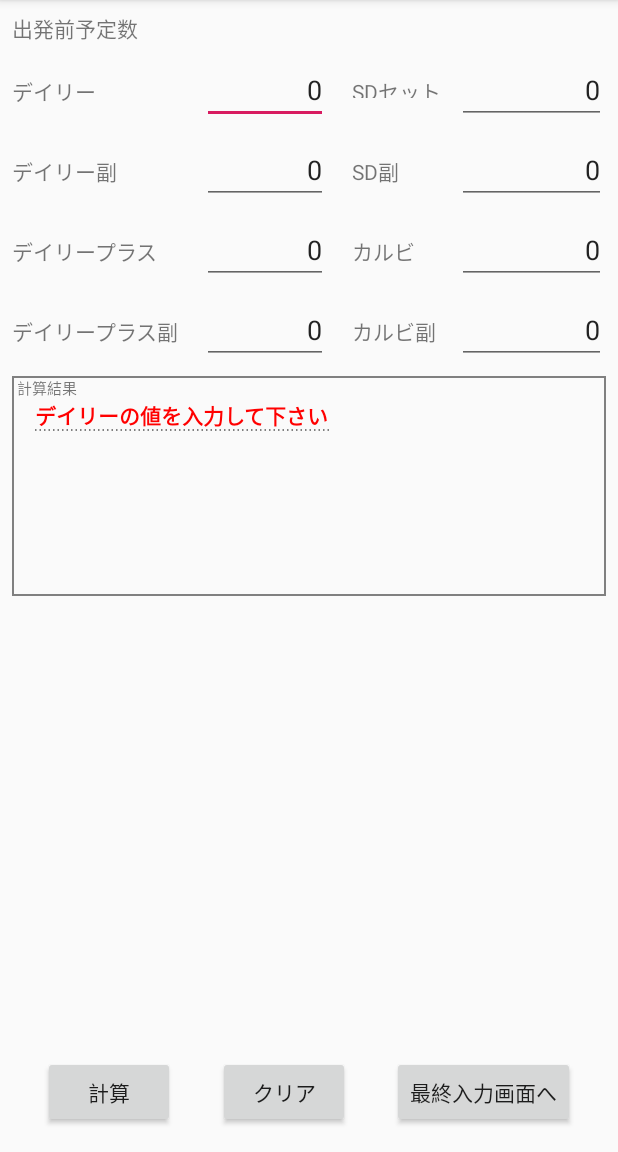
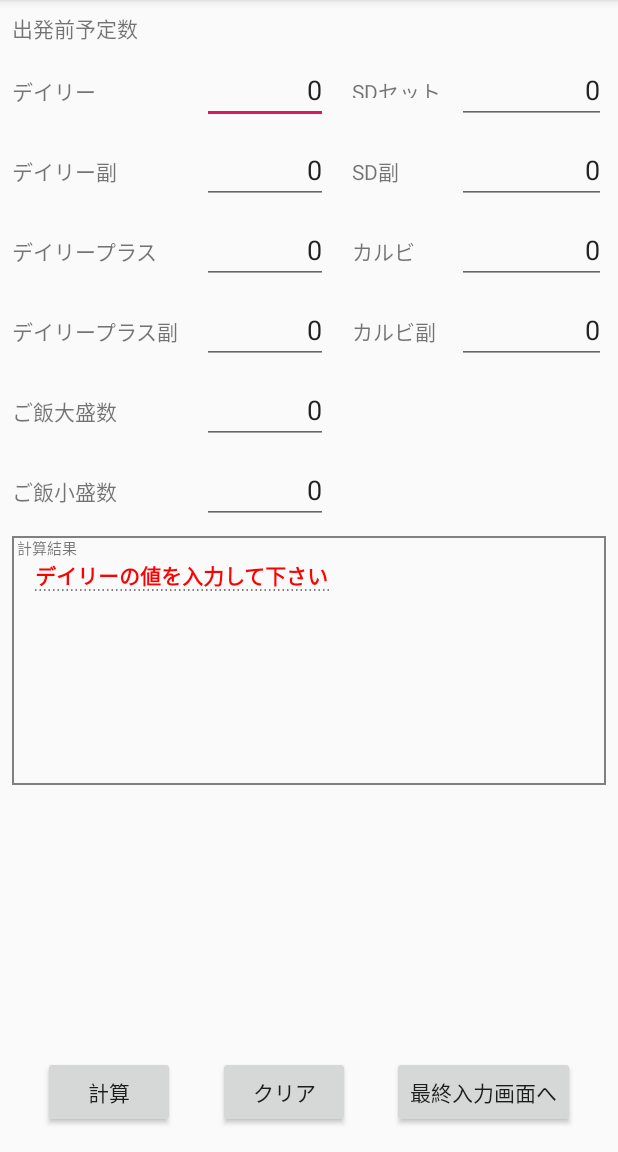
Before and after one commit to miraclekitten/PartTimeJobApplication, an Android app: the screen it shows after launch (PartTimeJobActivity), after a tap on "計算", on a phone screen of 412 x 824 dp, the part 84-1236 px from its top. Run offline under Robolectric (Android 15) with nearby library versions, the phone set to English and light mode, and no system bars.

Commit message:
1.ご飯の大盛、小盛の処理を追加

```diff
--- a/app/src/main/java/com/websarva/wings/android/parttimejobapplication/PartTimeJobActivity.java
+++ b/app/src/main/java/com/websarva/wings/android/parttimejobapplication/PartTimeJobActivity.java
@@ -50,11 +50,14 @@ public class PartTimeJobActivity extends AppCompatActivity {
             EditText sd2Edit = findViewById(R.id.sd2_edittext);
             EditText karuEdit = findViewById(R.id.karubi_edittext);
             EditText karu2Edit = findViewById(R.id.karubi2_edittext);
+            EditText gohanBigEdit = (EditText) findViewById(R.id.gohanBig_edittext);
+            EditText gohanSmallEdit = (EditText) findViewById(R.id.gohanSmall_edittext);
             TextView menu1 = findViewById(R.id.menu1);
             TextView menu2 = findViewById(R.id.menu2);
             TextView menu3 = findViewById(R.id.menu3);
             TextView menu4 = findViewById(R.id.menu4);
             TextView gohan = findViewById(R.id.gohan);
+            TextView gohanSub = findViewById(R.id.gohanSub);
 
             switch (id) {
 
@@ -62,8 +65,9 @@ public class PartTimeJobActivity extends AppCompatActivity {
 
                     //未入力を検出
                     if(TextUtils.isEmpty(dailyEdit.getText()) || TextUtils.isEmpty(daily2Edit.getText()) || TextUtils.isEmpty(dailyPlusEdit.getText()) || TextUtils.isEmpty(dailyPlus2Edit.getText()) ||
-                            TextUtils.isEmpty(sdEdit.getText()) || TextUtils.isEmpty(sd2Edit.getText()) || TextUtils.isEmpty(karuEdit.getText()) || TextUtils.isEmpty(karu2Edit.getText())){
-                        clearMenu(menu1, menu2, menu3, menu4, gohan);
+                            TextUtils.isEmpty(sdEdit.getText()) || TextUtils.isEmpty(sd2Edit.getText()) || TextUtils.isEmpty(karuEdit.getText()) || TextUtils.isEmpty(karu2Edit.getText())
+                            || TextUtils.isEmpty(gohanBigEdit.getText()) || TextUtils.isEmpty(gohanSmallEdit.getText())){
+                        clearMenu(menu1, menu2, menu3, menu4, gohan, gohanSub);
                         menu1.setText(Html.fromHtml("<strong><font color=\"red\">未入力箇所があります。</font></strong>"));
                         break;
                     }
@@ -85,7 +89,7 @@ public class PartTimeJobActivity extends AppCompatActivity {
                         gohanNum += Integer.parseInt(dailyEdit.getText().toString());
                     }
                     else{
-                        clearMenu(menu1, menu2, menu3, menu4, gohan);
+                        clearMenu(menu1, menu2, menu3, menu4, gohan, gohanSub);
                         menu1.setText(Html.fromHtml("<strong><font color=\"red\">デイリーの値を入力して下さい</font></strong>"));
                         clearEditText(dailyEdit, daily2Edit);
                         break;
@@ -107,7 +111,7 @@ public class PartTimeJobActivity extends AppCompatActivity {
                         gohanNum += Integer.parseInt(dailyPlusEdit.getText().toString());
                     }
                     else{
-                        clearMenu(menu1, menu2, menu3, menu4, gohan);
+                        clearMenu(menu1, menu2, menu3, menu4, gohan, gohanSub);
                         menu1.setText(Html.fromHtml("<strong><font color=\"red\">デイリープラスの値を入力して下さい</font></strong>"));
                         clearEditText(dailyPlusEdit, dailyPlus2Edit);
                         break;
@@ -158,11 +162,20 @@ public class PartTimeJobActivity extends AppCompatActivity {
                     if(gohanNum != 0){
                         int gohanBox = gohanNum / 20;
                         int gohanRem = gohanNum % 20;
+                        int gohanBigNum = Integer.parseInt(gohanBigEdit.getText().toString());
+                        int gohanSmallNum =  Integer.parseInt(gohanSmallEdit.getText().toString());
                         String gohanStr = "ごはんの合計数は " + gohanNum + " です。(箱" + gohanBox + "個と" + gohanRem + "個です)";
-                        gohanStr = gohanStr.replace(String.valueOf(gohanNum), "<strong><font color=\"blue\">" + String.valueOf(gohanNum) + "</font></strong>");
-                        gohanStr = gohanStr.replace(String.valueOf(gohanBox), "<strong><font color=\"red\">" + String.valueOf(gohanBox) + "</font></strong>");
-                        gohanStr = gohanStr.replace(String.valueOf(gohanRem), "<strong><font color=\"red\">" + String.valueOf(gohanRem) + "</font></strong>");
+                        String gohanSubStr = "普通盛は" + (gohanNum - (gohanBigNum + gohanSmallNum)) + "個で、大盛は" + gohanBigNum + "個で、小盛は" + gohanSmallNum + "個です。";
+
+                        gohanStr = gohanStr.replace(String.valueOf(gohanNum) + " です", "<strong><font color=\"blue\">" + String.valueOf(gohanNum) + "</font></strong> です");
+                        gohanStr = gohanStr.replace("箱" + String.valueOf(gohanBox) + "個", "箱<strong><font color=\"red\">" + String.valueOf(gohanBox) + "</font></strong>個");
+                        gohanStr = gohanStr.replace(String.valueOf(gohanRem) + "個", "<strong><font color=\"red\">" + String.valueOf(gohanRem) + "</font></strong>個");
+
+                        gohanSubStr = gohanSubStr.replace("普通盛は" + String.valueOf(gohanNum - (gohanBigNum + gohanSmallNum)), "普通盛は<strong><font color=\"magenta\">" + String.valueOf(gohanNum - (gohanBigNum + gohanSmallNum)) + "</font></strong>");
+                        gohanSubStr = gohanSubStr.replace("大盛は" + String.valueOf(gohanBigNum), "大盛は<strong><font color=\"magenta\">" + String.valueOf(gohanBigNum) + "</font></strong>");
+                        gohanSubStr = gohanSubStr.replace("小盛は" + String.valueOf(gohanSmallNum), "小盛は<strong><font color=\"magenta\">" + String.valueOf(gohanSmallNum) + "</font></strong>");
                         gohan.setText(Html.fromHtml(gohanStr));
+                        gohanSub.setText(Html.fromHtml(gohanSubStr));
                     }
 
 
@@ -170,7 +183,7 @@ public class PartTimeJobActivity extends AppCompatActivity {
 
                 case R.id.btClear:
                     clearEditText(dailyEdit, daily2Edit, dailyPlusEdit, dailyPlus2Edit, sdEdit, sd2Edit, karuEdit, karu2Edit);
-                    clearMenu(menu1, menu2, menu3, menu4, gohan);
+                    clearMenu(menu1, menu2, menu3, menu4, gohan, gohanSub);
                     break;
 
             }
@@ -215,5 +228,11 @@ public class PartTimeJobActivity extends AppCompatActivity {
         EditText karu2 = (EditText) findViewById(R.id.karubi2_edittext);
         karu2.setInputType(TYPE_CLASS_NUMBER);
 
+        EditText gohanBig = (EditText) findViewById(R.id.gohanBig_edittext);
+        gohanBig.setInputType(TYPE_CLASS_NUMBER);
+
+        EditText gohanSmall = (EditText) findViewById(R.id.gohanSmall_edittext);
+        gohanSmall.setInputType(TYPE_CLASS_NUMBER);
+
     }
 }
--- a/app/src/main/res/layout/activity_part_time_job.xml
+++ b/app/src/main/res/layout/activity_part_time_job.xml
@@ -98,6 +98,24 @@
         android:layout_marginStart="8dp"
         android:text="@string/daily_plus2"
         app:layout_constraintBaseline_toBaselineOf="@+id/dailyPlus2_edittext"
+        app:layout_constraintStart_toStartOf="parent" />
+
+    <TextView
+        android:id="@+id/gahanBig_text"
+        android:layout_width="wrap_content"
+        android:layout_height="wrap_content"
+        android:layout_marginStart="8dp"
+        android:text="@string/gohanBig"
+        app:layout_constraintBaseline_toBaselineOf="@+id/gohanBig_edittext"
+        app:layout_constraintStart_toStartOf="parent" />
+
+    <TextView
+        android:id="@+id/gahanSmall_text"
+        android:layout_width="wrap_content"
+        android:layout_height="wrap_content"
+        android:layout_marginStart="8dp"
+        android:text="@string/gohanSmall"
+        app:layout_constraintBaseline_toBaselineOf="@+id/gohanSmall_edittext"
         app:layout_constraintStart_toStartOf="parent" />
 
     <TextView
@@ -212,6 +230,40 @@
         android:selectAllOnFocus="true"/>
 
     <EditText
+        android:id="@+id/gohanBig_edittext"
+        android:layout_width="0dp"
+        android:layout_height="wrap_content"
+        android:layout_marginStart="8dp"
+        android:layout_marginTop="8dp"
+        android:layout_marginEnd="8dp"
+        android:ems="10"
+        android:gravity="right"
+        android:inputType="textEmailAddress"
+        android:selectAllOnFocus="true"
+        android:text="0"
+        app:layout_constraintEnd_toStartOf="@+id/guideline5"
+        app:layout_constraintHorizontal_bias="0.0"
+        app:layout_constraintStart_toStartOf="@+id/guideline"
+        app:layout_constraintTop_toBottomOf="@+id/karubi2_edittext" />
+
+    <EditText
+        android:id="@+id/gohanSmall_edittext"
+        android:layout_width="0dp"
+        android:layout_height="wrap_content"
+        android:layout_marginStart="8dp"
+        android:layout_marginTop="8dp"
+        android:layout_marginEnd="8dp"
+        android:ems="10"
+        android:gravity="right"
+        android:inputType="textEmailAddress"
+        android:selectAllOnFocus="true"
+        android:text="0"
+        app:layout_constraintEnd_toStartOf="@+id/guideline5"
+        app:layout_constraintHorizontal_bias="0.0"
+        app:layout_constraintStart_toStartOf="@+id/guideline"
+        app:layout_constraintTop_toBottomOf="@+id/gohanBig_edittext" />
+
+    <EditText
         android:id="@+id/karubi2_edittext"
         android:layout_width="0dp"
         android:layout_height="wrap_content"
@@ -298,7 +350,7 @@
         app:layout_constraintEnd_toEndOf="parent"
         app:layout_constraintHorizontal_bias="0.0"
         app:layout_constraintStart_toStartOf="parent"
-        app:layout_constraintTop_toBottomOf="@+id/dailyPlus2_edittext">
+        app:layout_constraintTop_toBottomOf="@+id/gohanSmall_edittext">
 
         <TextView
             android:id="@+id/prepare_syokiti"
@@ -330,19 +382,29 @@
                 android:id="@+id/menu3"
                 android:layout_width="wrap_content"
                 android:layout_height="wrap_content"
-                android:background="@drawable/linearlayout_line"/>
+                android:background="@drawable/linearlayout_line" />
 
             <TextView
                 android:id="@+id/menu4"
                 android:layout_width="wrap_content"
                 android:layout_height="wrap_content"
-                android:background="@drawable/linearlayout_line"/>
+                android:background="@drawable/linearlayout_line" />
 
             <TextView
                 android:id="@+id/gohan"
                 android:layout_width="wrap_content"
                 android:layout_height="wrap_content"
-                android:background="@drawable/linearlayout_line"/>
+                android:background="@drawable/linearlayout_line"
+                android:singleLine="false" />
+
+            <TextView
+                android:id="@+id/gohanSub"
+                android:layout_width="wrap_content"
+                android:layout_height="wrap_content"
+                android:background="@drawable/linearlayout_line"
+                android:singleLine="false" />
+
+
 
 
         </LinearLayout>
--- a/app/src/main/res/values/strings.xml
+++ b/app/src/main/res/values/strings.xml
@@ -9,6 +9,8 @@
     <string name="sd2">SD副</string>
     <string name="karubi">カルビ</string>
     <string name="karubi2">カルビ副</string>
+    <string name="gohanBig">ご飯大盛数</string>
+    <string name="gohanSmall">ご飯小盛数</string>
     <string name="prepareSave_btn">計算</string>
     <string name="prepareClear_btn">クリア</string>
     <string name="prepareNext_btn">最終入力画面へ</string>
```
